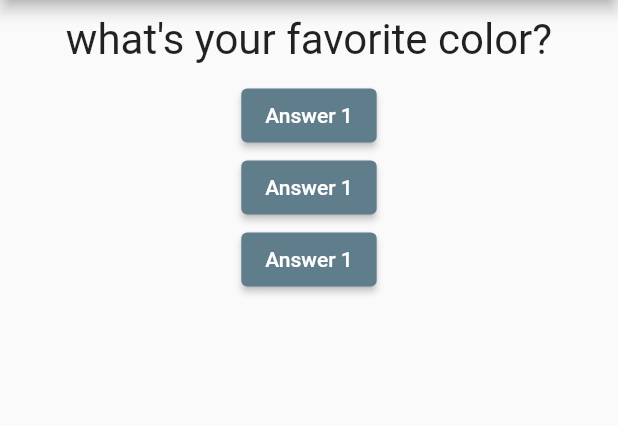
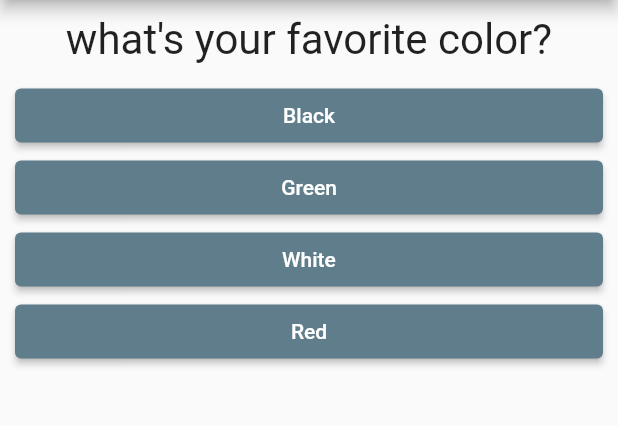
Before and after one commit to arunjish/quiz-app-flutter, a Flutter app: the screen it shows after launch, on a phone screen of 412 x 824 dp, the part 84-510 px from its top. Run offline on Flutter 3.47's test engine with Material 2 defaults, Android fonts, the light colour scheme and no system bars.

Commit message:
Quiz app

```diff
--- a/lib/answer.dart
+++ b/lib/answer.dart
@@ -2,14 +2,17 @@ import 'package:flutter/material.dart';
 
 class Answer extends StatelessWidget {
   final Function selectHandler;
-  const Answer(this.selectHandler);
+  final String answerText;
+  const Answer(this.selectHandler, this.answerText);
 
   @override
   Widget build(BuildContext context) {
     return Container(
+      width: double.infinity,
+      margin: EdgeInsets.symmetric(horizontal: 10),
       child: ElevatedButton(
         onPressed: selectHandler,
-        child: Text('Answer 1'),
+        child: Text(answerText),
         style: ButtonStyle(
             backgroundColor: MaterialStateProperty.all(Colors.blueGrey)),
       ),
--- a/lib/main.dart
+++ b/lib/main.dart
@@ -1,7 +1,6 @@
+import 'package:awesome_flutter_app/quiz.dart';
 import 'package:flutter/material.dart';
-
-import './question.dart';
-import 'answer.dart';
+import 'result.dart';
 
 void main() {
   runApp(MyApp());
@@ -16,12 +15,47 @@ class MyApp extends StatefulWidget {
 
 class _MyAppState extends State<MyApp> {
   var questions = [
-    'what\'s your favorite color?',
-    'what\'s your favorite animal?',
+    {
+      'questionText': 'what\'s your favorite color?',
+      'answers': [
+        {'text': 'Black', 'score': 10},
+        {'text': 'Green', 'score': 5},
+        {'text': 'White', 'score': 3},
+        {'text': 'Red', 'score': 1},
+      ]
+    },
+    {
+      'questionText': 'what\'s your favorite place?',
+      'answers': [
+        {'text': 'Dubai', 'score': 10},
+        {'text': 'Goa', 'score': 5},
+        {'text': 'Kerala', 'score': 3},
+        {'text': 'Kashmir', 'score': 1},
+      ]
+    },
+    {
+      'questionText': 'what\'s your favorite animal?',
+      'answers': [
+        {'text': 'Dog', 'score': 10},
+        {'text': 'cat', 'score': 5},
+        {'text': 'monkey', 'score': 3},
+        {'text': 'tiger', 'score': 1},
+      ]
+    },
   ];
 
   var _questionIndex = 0;
-  void _answerQuestion() {
+  int _totalScore = 0;
+
+  void _resetQuiz() {
+    setState(() {
+      _questionIndex = 0;
+      _totalScore = 0;
+    });
+  }
+
+  void _answerQuestion(score) {
+    _totalScore += score;
     setState(() {
       ++_questionIndex;
     });
@@ -38,14 +72,16 @@ class _MyAppState extends State<MyApp> {
         appBar: AppBar(
           title: Text('My First app'),
         ),
-        body: Column(
-          children: <Widget>[
-            Question(questions[_questionIndex]),
-            Answer(_answerQuestion),
-            Answer(_answerQuestion),
-            Answer(_answerQuestion),
-          ],
-        ),
+        body: _questionIndex < questions.length
+            ? Quiz(
+                answerQuestion: _answerQuestion,
+                questions: questions,
+                questionIndex: _questionIndex,
+              )
+            : Result(
+                totalScore: _totalScore,
+                resetQuizHandler: _resetQuiz,
+              ),
       ),
     );
   }
--- /dev/null
+++ b/lib/quiz.dart
@@ -0,0 +1,29 @@
+import 'package:flutter/material.dart';
+
+import 'question.dart';
+import 'answer.dart';
+
+class Quiz extends StatelessWidget {
+  final List<Map<String, Object>> questions;
+  final int questionIndex;
+  final Function answerQuestion;
+
+  const Quiz({
+    @required this.questions,
+    @required this.answerQuestion,
+    @required this.questionIndex,
+  });
+
+  @override
+  Widget build(BuildContext context) {
+    return Column(
+      children: <Widget>[
+        Question(questions[questionIndex]['questionText']),
+        ...(questions[questionIndex]['answers'] as List<Map<String, Object>>)
+            .map((answer) =>
+                Answer(() => answerQuestion(answer['score']), answer['text']))
+            .toList()
+      ],
+    );
+  }
+}
```
Also changed, not shown: lib/result.dart (added, +43 -0 lines).
